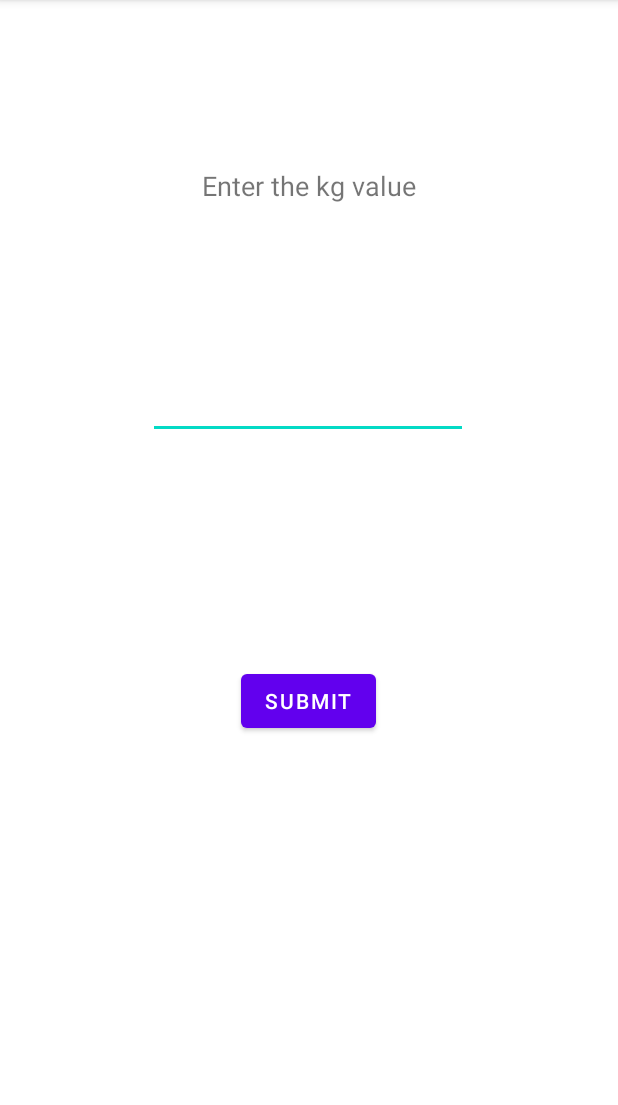
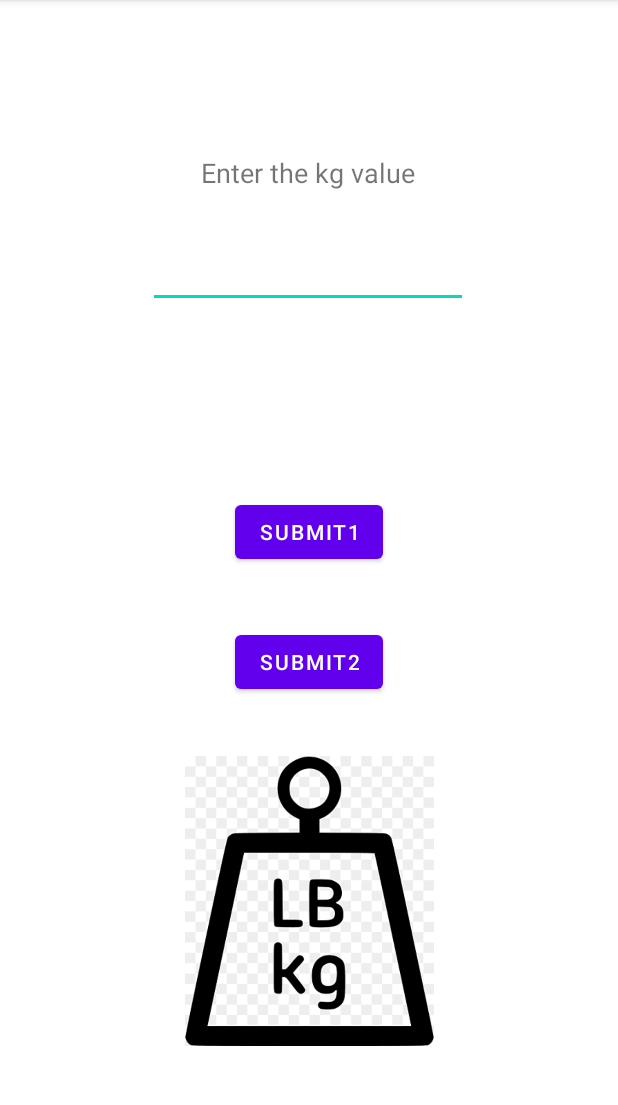
Before and after one commit to kawshikbuet17/Android-Studio, an Android app: the screen it shows after launch (MainActivity), on a phone screen of 412 x 824 dp, the part 84-1189 px from its top. Run offline under Robolectric (Android 15) with nearby library versions, the phone set to English and light mode, and no system bars.

Commit message:
Added :
ImageView

onClickListener

onClick function from scene builder

```diff
--- a/Unit-Converter-App/app/src/main/java/com/example/unit_converter_app/MainActivity.java
+++ b/Unit-Converter-App/app/src/main/java/com/example/unit_converter_app/MainActivity.java
@@ -25,7 +25,7 @@ public class MainActivity extends AppCompatActivity {
         button.setOnClickListener(new View.OnClickListener() {
             @Override
             public void onClick(View view) {
-                Toast.makeText(MainActivity.this, "Hi, Submit Button Pressed", Toast.LENGTH_SHORT).show();
+                Toast.makeText(MainActivity.this, "Hi, Submit1 Button Pressed", Toast.LENGTH_SHORT).show();
                 String s = editText.getText().toString();
                 int kg = Integer.parseInt(s);
                 double pound = 2.205 * kg;
@@ -33,4 +33,12 @@ public class MainActivity extends AppCompatActivity {
             }
         });
     }
+
+    public void calculate(View view){
+        Toast.makeText(MainActivity.this, "Hi, Submit2 Button Pressed", Toast.LENGTH_SHORT).show();
+        String s = editText.getText().toString();
+        int kg = Integer.parseInt(s);
+        double pound = 2.205 * kg;
+        textView.setText("The Corresponding Value in pound is : "+pound);
+    }
 }
--- a/Unit-Converter-App/app/src/main/res/layout/activity_main.xml
+++ b/Unit-Converter-App/app/src/main/res/layout/activity_main.xml
@@ -17,19 +17,18 @@
         app:layout_constraintHorizontal_bias="0.497"
         app:layout_constraintStart_toStartOf="parent"
         app:layout_constraintTop_toTopOf="parent"
-        app:layout_constraintVertical_bias="0.342" />
+        app:layout_constraintVertical_bias="0.221" />
 
     <Button
         android:id="@+id/button"
         android:layout_width="wrap_content"
         android:layout_height="wrap_content"
-        android:text="Submit"
+        android:text="Submit1"
         app:layout_constraintBottom_toBottomOf="parent"
         app:layout_constraintEnd_toEndOf="parent"
-        app:layout_constraintHorizontal_bias="0.498"
         app:layout_constraintStart_toStartOf="parent"
         app:layout_constraintTop_toBottomOf="@+id/editText"
-        app:layout_constraintVertical_bias="0.352" />
+        app:layout_constraintVertical_bias="0.244" />
 
     <TextView
         android:id="@+id/textView"
@@ -48,6 +47,31 @@
         android:textSize="18sp"
         app:layout_constraintBottom_toTopOf="@+id/editText"
         app:layout_constraintEnd_toEndOf="parent"
+        app:layout_constraintHorizontal_bias="0.498"
         app:layout_constraintStart_toStartOf="parent"
-        app:layout_constraintTop_toTopOf="parent" />
+        app:layout_constraintTop_toTopOf="parent"
+        app:layout_constraintVertical_bias="0.757" />
+
+    <ImageView
+        android:id="@+id/imageView4"
+        android:layout_width="175dp"
+        android:layout_height="193dp"
+        app:layout_constraintBottom_toBottomOf="parent"
+        app:layout_constraintEnd_toEndOf="parent"
+        app:layout_constraintStart_toStartOf="parent"
+        app:layout_constraintTop_toBottomOf="@+id/button"
+        app:layout_constraintVertical_bias="0.64"
+        app:srcCompat="@drawable/lb_kg" />
+
+    <Button
+        android:id="@+id/button2"
+        android:layout_width="wrap_content"
+        android:layout_height="wrap_content"
+        android:onClick="calculate"
+        android:text="submit2"
+        app:layout_constraintBottom_toTopOf="@+id/imageView4"
+        app:layout_constraintEnd_toEndOf="parent"
+        app:layout_constraintStart_toStartOf="parent"
+        app:layout_constraintTop_toBottomOf="@+id/button" />
+
 </androidx.constraintlayout.widget.ConstraintLayout>
```
Also changed, not shown: Unit-Converter-App/app/src/main/res/drawable/lb_kg.png (added), 1 other file.
